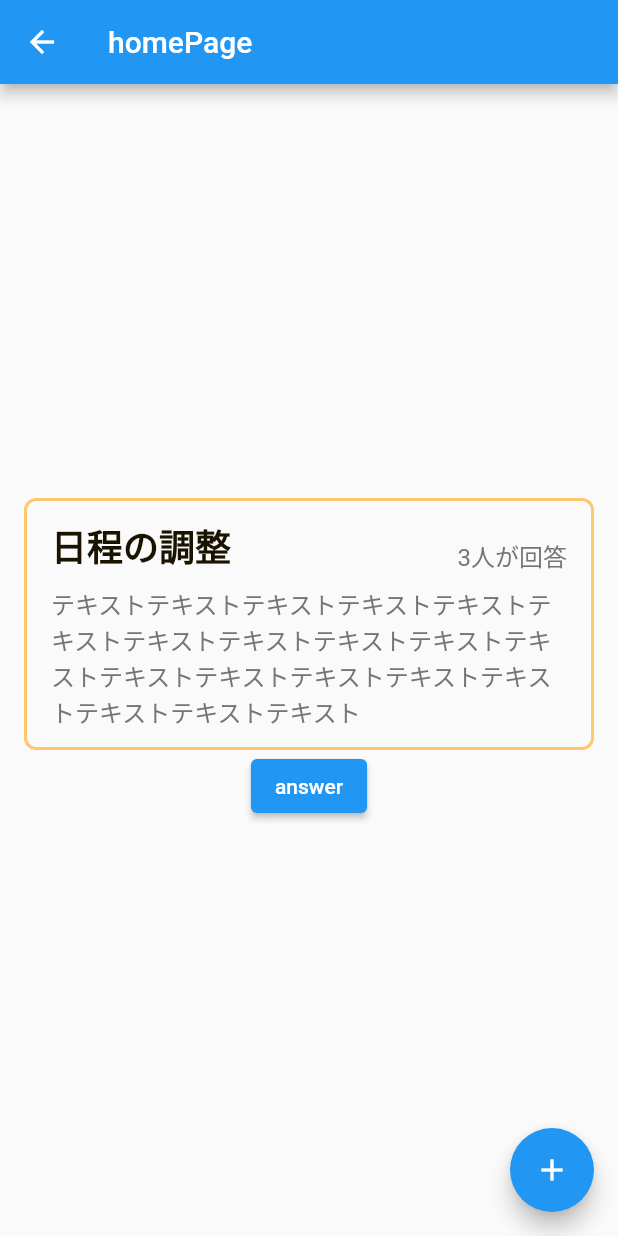
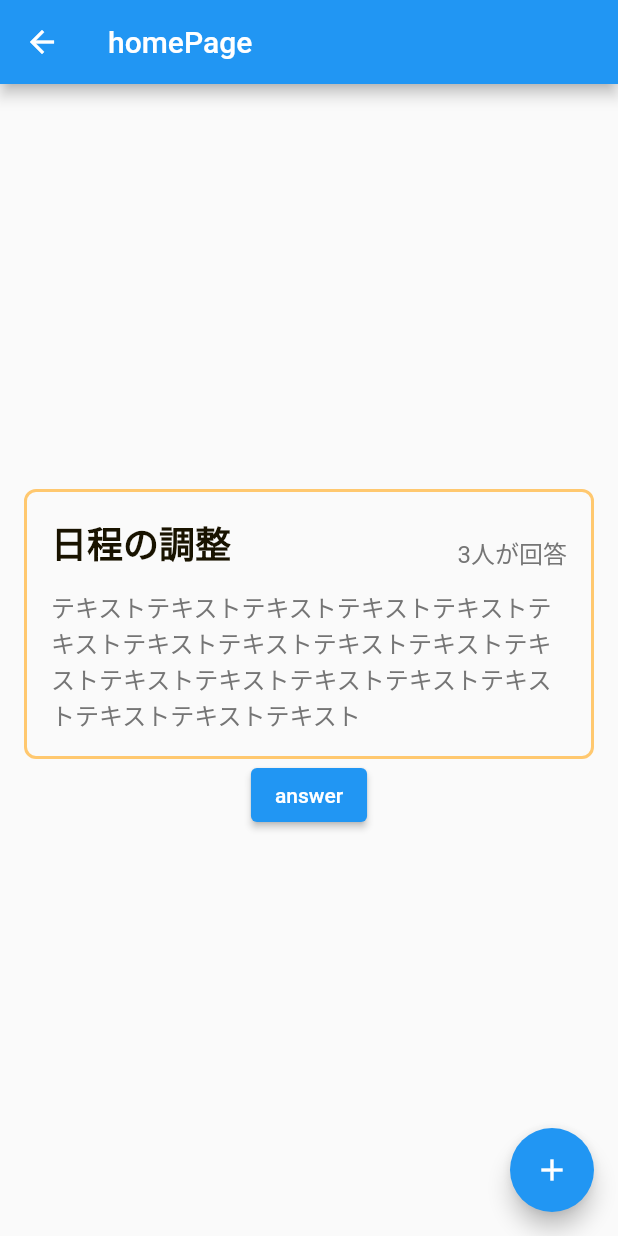
Before and after one commit to kyutech-programming-club/ore_kota, a Flutter app: the HomePage screen opened directly, on a phone screen of 412 x 824 dp. Run offline on Flutter 3.47's test engine with Material 2 defaults, Android fonts, the light colour scheme and no system bars; our stand-ins replace firebase_auth, firebase_core, google_sign_in, hexcolor, vibration; accounts and stored records are empty; Roboto replaces fonts that are missing (Sans).

Commit message:
Fix seleral size

```diff
--- a/lib/home/component/question.dart
+++ b/lib/home/component/question.dart
@@ -21,7 +21,7 @@ class Question extends StatelessWidget {
         borderRadius: BorderRadius.circular(8),
       ),
       child: Padding(
-        padding: EdgeInsets.only(left: 16, top: 12, right: 16, bottom: 12),
+        padding: EdgeInsets.only(left: 16, top: 16, right: 16, bottom: 16),
         child: Column(
           children: [
             Row(
@@ -45,7 +45,7 @@ class Question extends StatelessWidget {
                 ),
               ],
             ),
-            SizedBox(height: 8),
+            SizedBox(height: 12),
             Text(
               description,
               style: TextStyle(
```
